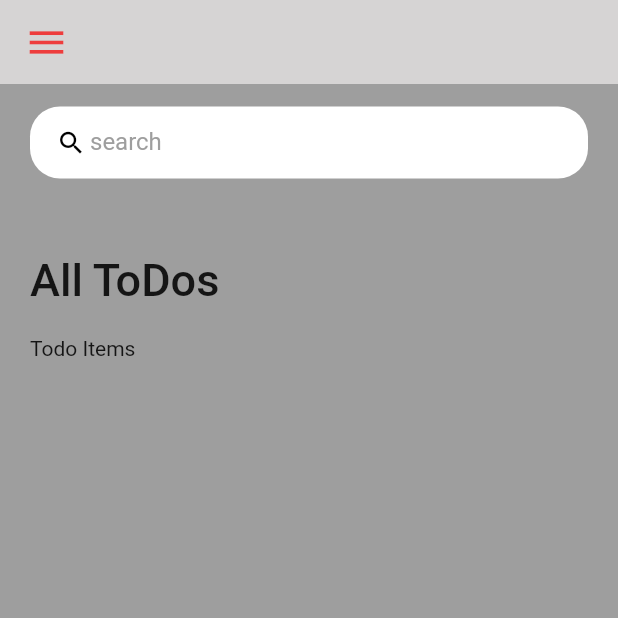
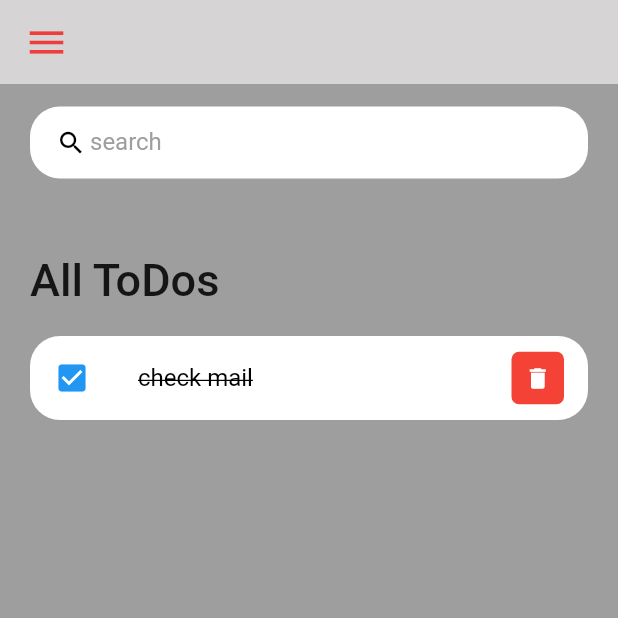
Before and after one commit to habertrogena/flutter_todo_list, a Flutter app: the screen it shows after launch, on a phone screen of 412 x 824 dp, the top half of it. Run offline on Flutter 3.47's test engine with Material 2 defaults, Android fonts, the phone set to English and light mode, and no system bars.

Commit message:
added delete button

```diff
--- a/lib/widget/todo_item.dart
+++ b/lib/widget/todo_item.dart
@@ -1,3 +1,4 @@
+import 'package:flutter/material.dart';
 import 'package:flutter/widgets.dart';
 
 class TodoItem extends StatelessWidget {
@@ -5,6 +6,36 @@ class TodoItem extends StatelessWidget {
 
   @override
   Widget build(BuildContext context) {
-    return Container(child: Text('Todo Items'));
+    return Container(
+      child: ListTile(
+        onTap: () {},
+        shape: RoundedRectangleBorder(
+          borderRadius: BorderRadius.circular(20),
+        ),
+        tileColor: Colors.white,
+        leading: Icon(Icons.check_box, color: Colors.blue),
+        title: Text(
+          'check mail',
+          style: TextStyle(
+              fontSize: 16,
+              color: Colors.black,
+              decoration: TextDecoration.lineThrough),
+        ),
+        trailing: Container(
+          width: 35,
+          height: 35,
+          decoration: BoxDecoration(
+            color: Colors.red,
+            borderRadius: BorderRadius.circular(5),
+          ),
+          child: IconButton(
+            color: Colors.white,
+            iconSize: 18,
+            icon: Icon(Icons.delete),
+            onPressed: () {},
+          ),
+        ),
+      ),
+    );
   }
 }
```
